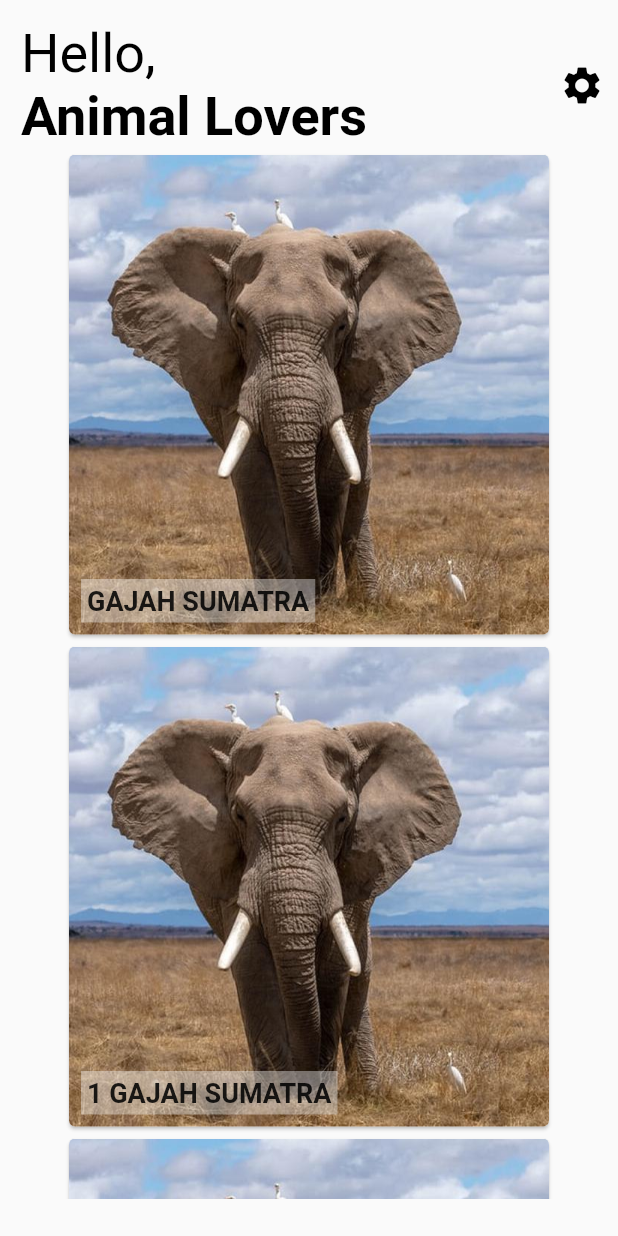
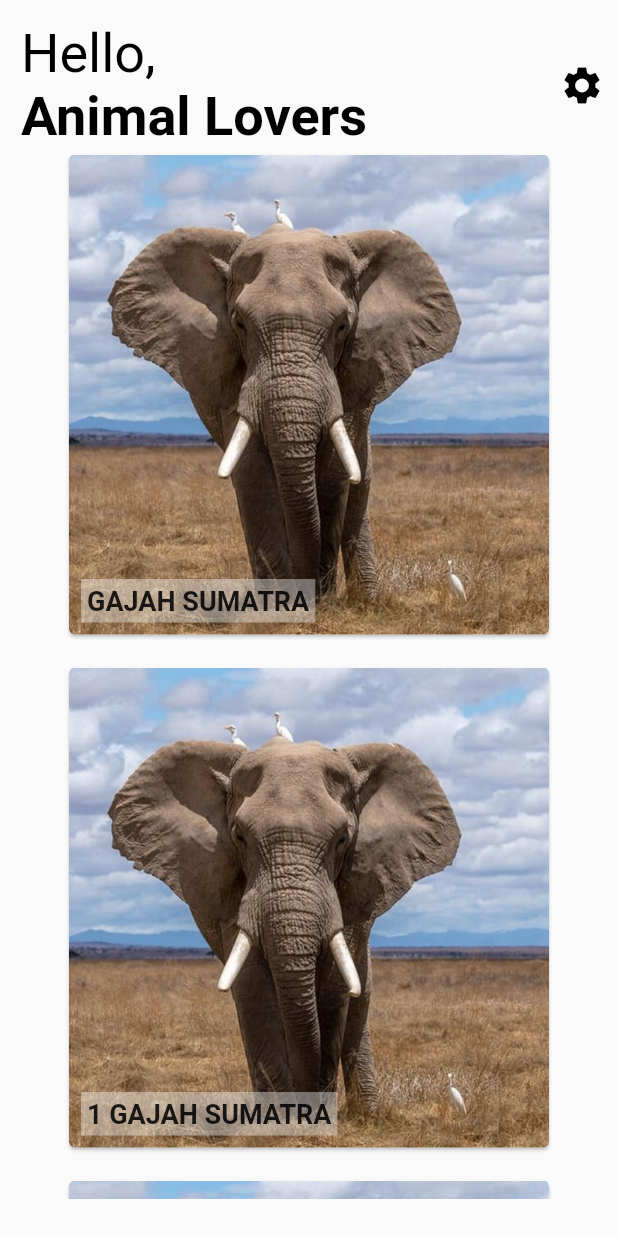
Before and after one commit to AdamAbd/animals_app, a Flutter app: the screen it shows after launch, on a phone screen of 412 x 824 dp. Run offline on Flutter 3.47's test engine with Material 2 defaults, Android fonts, the phone set to English and light mode, and no system bars; our stand-ins replace chewie, video_player.

Commit message:
rename file

```diff
--- a/lib/pages/myHomePage.dart
+++ b/lib/pages/myHomePage.dart
@@ -1,5 +1,5 @@
 import 'package:animals_app/model/animals_data.dart';
-import 'package:animals_app/widgets/widgets.dart';
+import 'package:animals_app/widgets/customCard.dart';
 import 'package:flutter/material.dart';
 
 import 'descriptionPage.dart';
@@ -64,7 +64,9 @@ class MyHomePage extends StatelessWidget {
             child: ListView(
               children: animalList
                   .map(
-                    (animals) => FlatButton(
+                    (animals) => Padding(
+                      padding: const EdgeInsets.only(bottom: 14.0),
+                      child: FlatButton(
                         onPressed: () {
                           Navigator.push(
                             context,
@@ -77,6 +79,7 @@ class MyHomePage extends StatelessWidget {
                         },
                         child: CustomCard(animals: animals),
                       ),
+                    ),
                   )
                   .toList(),
             ),
```
Also changed, not shown: lib/widgets/customCard.dart (renamed from lib/widgets/widgets.dart). Lines whose indentation alone changed are shown as unchanged.
